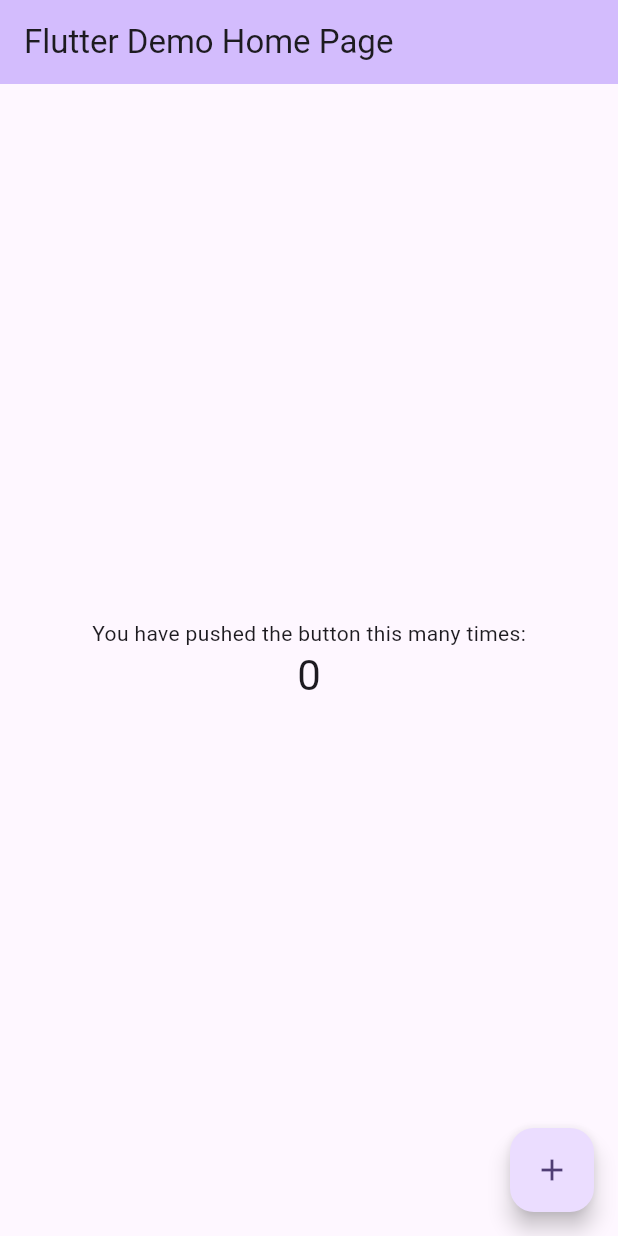
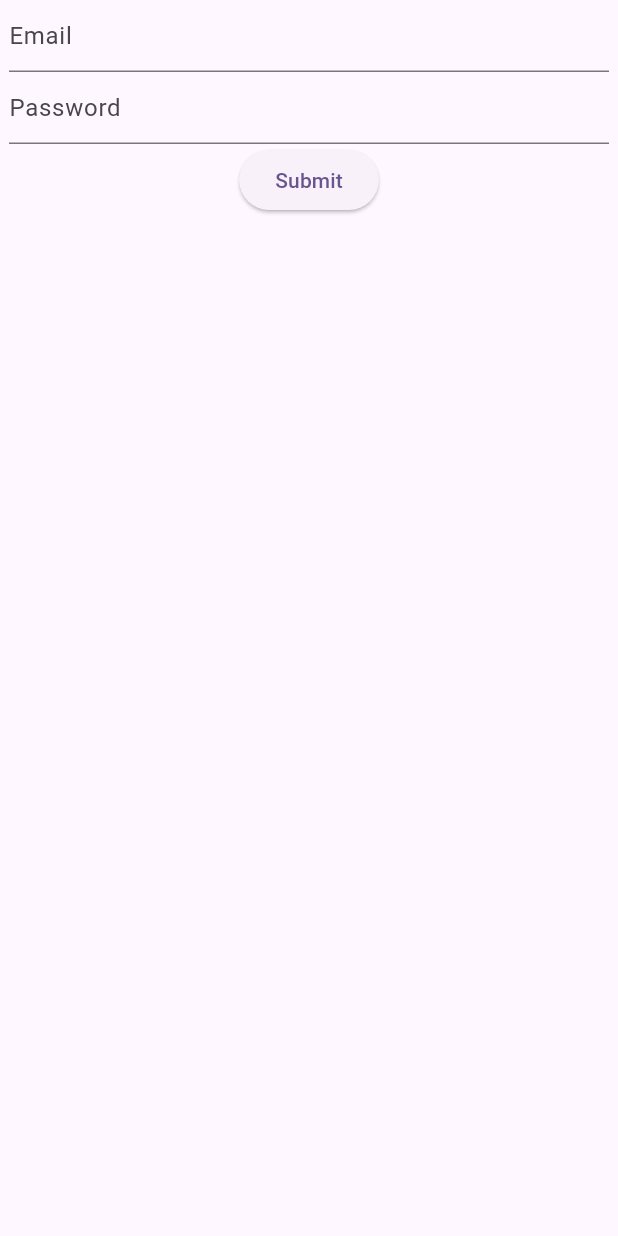
Before and after one commit to KareemAbbasi/fullstack-workshop-meeting-2-demo, a Flutter app: the screen it shows after launch, on a phone screen of 412 x 824 dp. Run offline on Flutter 3.47's test engine with Material 3 defaults, Android fonts, the phone set to English and light mode, and no system bars; our stand-ins replace firebase_auth, firebase_core; accounts and stored records are empty; statements that could not run were skipped.

```diff
--- a/lib/main.dart
+++ b/lib/main.dart
@@ -1,4 +1,5 @@
 import 'package:firebase/firebase_options.dart';
+import 'package:firebase_auth/firebase_auth.dart';
 import 'package:firebase_core/firebase_core.dart';
 import 'package:flutter/material.dart';
 
@@ -61,71 +62,49 @@ class MyHomePage extends StatefulWidget {
 }
 
 class _MyHomePageState extends State<MyHomePage> {
-  int _counter = 0;
-
-  void _incrementCounter() {
-    setState(() {
-      // This call to setState tells the Flutter framework that something has
-      // changed in this State, which causes it to rerun the build method below
-      // so that the display can reflect the updated values. If we changed
-      // _counter without calling setState(), then the build method would not be
-      // called again, and so nothing would appear to happen.
-      _counter++;
-    });
-  }
+  String email = "";
+  String password = "";
 
   @override
   Widget build(BuildContext context) {
-    // This method is rerun every time setState is called, for instance as done
-    // by the _incrementCounter method above.
-    //
-    // The Flutter framework has been optimized to make rerunning build methods
-    // fast, so that you can just rebuild anything that needs updating rather
-    // than having to individually change instances of widgets.
     return Scaffold(
-      appBar: AppBar(
-        // TRY THIS: Try changing the color here to a specific color (to
-        // Colors.amber, perhaps?) and trigger a hot reload to see the AppBar
-        // change color while the other colors stay the same.
-        backgroundColor: Theme.of(context).colorScheme.inversePrimary,
-        // Here we take the value from the MyHomePage object that was created by
-        // the App.build method, and use it to set our appbar title.
-        title: Text(widget.title),
-      ),
       body: Center(
-        // Center is a layout widget. It takes a single child and positions it
-        // in the middle of the parent.
-        child: Column(
-          // Column is also a layout widget. It takes a list of children and
-          // arranges them vertically. By default, it sizes itself to fit its
-          // children horizontally, and tries to be as tall as its parent.
-          //
-          // Column has various properties to control how it sizes itself and
-          // how it positions its children. Here we use mainAxisAlignment to
-          // center the children vertically; the main axis here is the vertical
-          // axis because Columns are vertical (the cross axis would be
-          // horizontal).
-          //
-          // TRY THIS: Invoke "debug painting" (choose the "Toggle Debug Paint"
-          // action in the IDE, or press "p" in the console), to see the
-          // wireframe for each widget.
-          mainAxisAlignment: MainAxisAlignment.center,
-          children: <Widget>[
-            const Text(
-              'You have pushed the button this many times:',
-            ),
-            Text(
-              '$_counter',
-              style: Theme.of(context).textTheme.headlineMedium,
-            ),
-          ],
+        child: Container(
+          width: 400,
+          child: Column(
+            children: [
+              TextField(
+                decoration: InputDecoration(
+                  hintText: 'Email',
+                ),
+                onChanged: (value) => setState(() {
+                  email = value;
+                }),
+              ),
+              TextField(
+                decoration: InputDecoration(
+                  hintText: 'Password',
+                ),
+                onChanged: (value) => setState(() {
+                  password = value;
+                }),
+              ),
+              ElevatedButton(
+                onPressed: createUser,
+                child: Text("Submit"),
+              )
+            ],
+          ),
         ),
       ),
-      floatingActionButton: FloatingActionButton(
-        onPressed: _incrementCounter,
-        tooltip: 'Increment',
-        child: const Icon(Icons.add),
-      ), // This trailing comma makes auto-formatting nicer for build methods.
     );
   }
+
+  Future<void> createUser() async {}
+
+  Future<void> signIn() async {}
+
+  Future<void> signOut() async {}
+
+  // bool isSignedIn() {}
 }
```
Also changed, not shown: analysis_options.yaml (+9 -25 lines).
